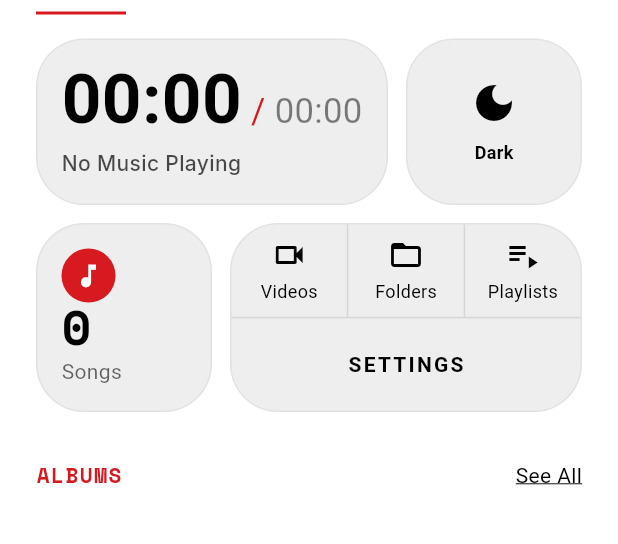
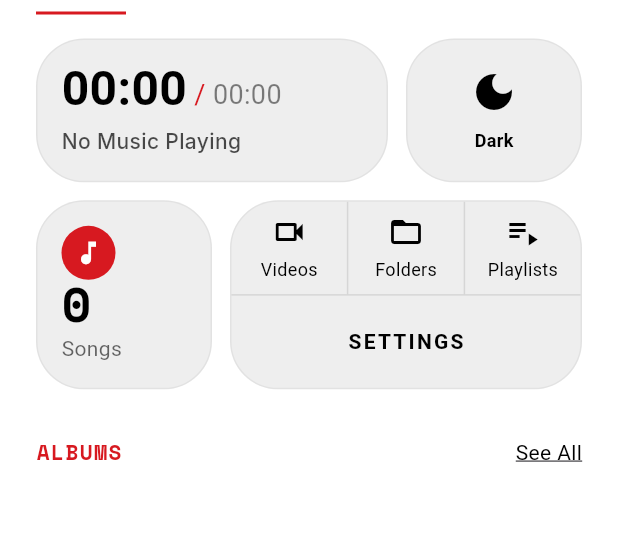
Before and after one commit to JAYASIMMA/Media-Player-Application-using-flutter, a Flutter app: the screen it shows after launch, on a phone screen of 412 x 824 dp, the part 146-690 px from its top. Run offline on Flutter 3.47's test engine with Material 3 defaults, Android fonts, the phone set to English and light mode, and no system bars; our stand-ins replace audioplayers, google_fonts, permission_handler, video_player; missing offline and left inert: audiotags, flutter_video_info; Roboto replaces fonts that are missing (Ibm Plex Serif).

Commit message:
feat: Implement initial home page UI with media loading, playback display, and theme toggle.

```diff
--- a/lib/widgets/playback_time_widget.dart
+++ b/lib/widgets/playback_time_widget.dart
@@ -21,17 +21,14 @@ class PlaybackTimeWidget extends StatelessWidget {
           crossAxisAlignment: CrossAxisAlignment.start,
           mainAxisAlignment: MainAxisAlignment.center,
           children: [
-            FittedBox(
-              fit: BoxFit.scaleDown,
-              alignment: Alignment.centerLeft,
-              child: Row(
+            Row(
               crossAxisAlignment: CrossAxisAlignment.baseline,
               textBaseline: TextBaseline.alphabetic,
               children: [
                 Text(
                   hasAudio ? posString : "00:00",
                   style: GoogleFonts.ibmPlexSerif(
-                      fontSize: 48,
+                    fontSize: 32,
                     fontWeight: FontWeight.bold,
                     height: 1.0,
                   ),
@@ -39,21 +36,20 @@ class PlaybackTimeWidget extends StatelessWidget {
                 Text(
                   ' / ',
                   style: GoogleFonts.ibmPlexSerif(
-                      fontSize: 24,
+                    fontSize: 18,
                     color: Theme.of(context).colorScheme.secondary,
                   ),
                 ),
                 Text(
                   hasAudio ? durString : "00:00",
                   style: GoogleFonts.ibmPlexSerif(
-                      fontSize: 24,
+                    fontSize: 18,
                     color: Theme.of(
                       context,
                     ).textTheme.bodyMedium?.color?.withOpacity(0.5),
                   ),
                 ),
               ],
-              ),
             ),
             const SizedBox(height: 8),
             Text(
```
Also changed, not shown: lib/pages/home_page.dart (+23 -6 lines), lib/services/audio_provider.dart (+28 -40 lines). Lines whose indentation alone changed are shown as unchanged.
